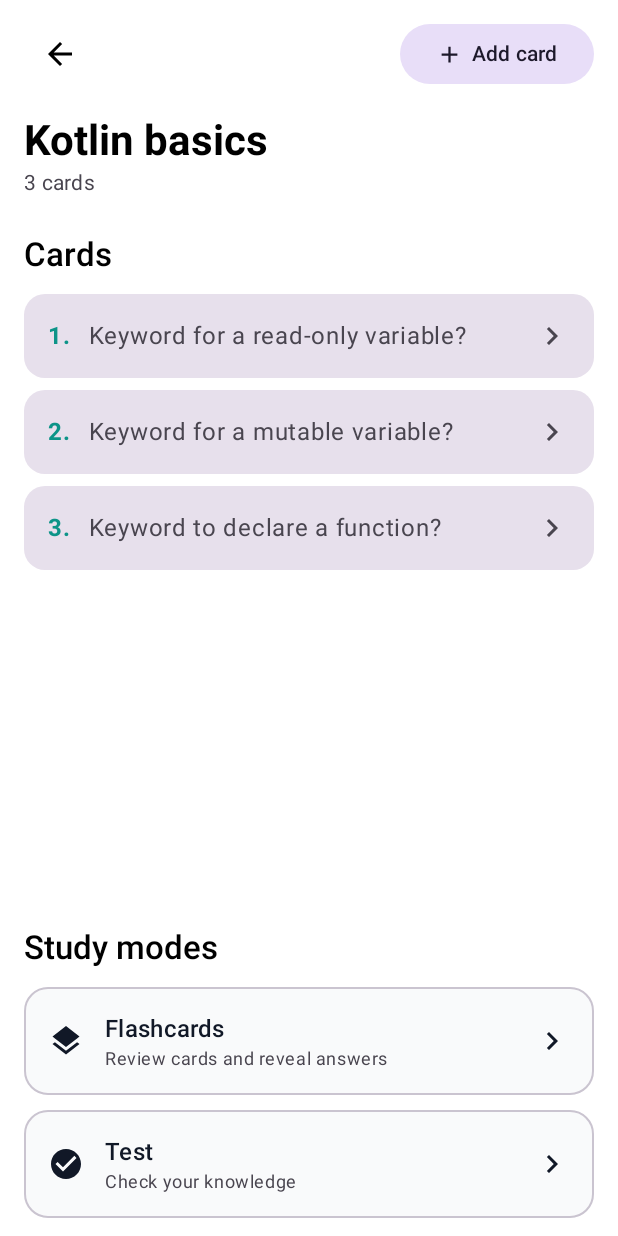
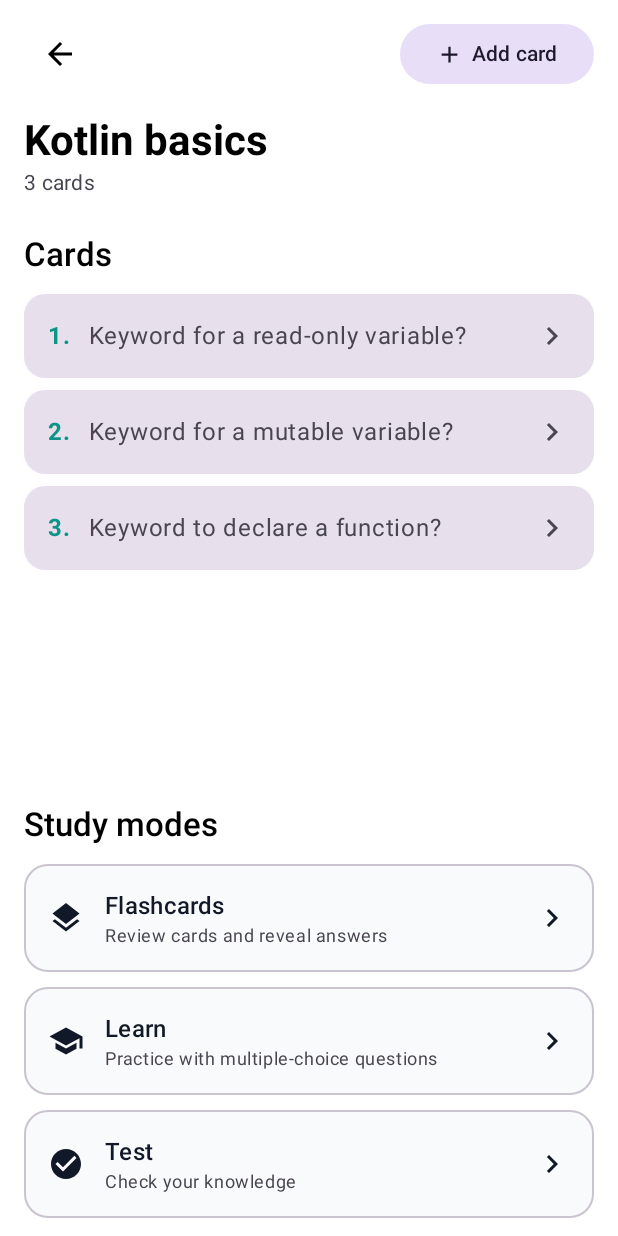
Before and after one commit to Scki7/FlashQuiz, an Android app built with Jetpack Compose: the @Preview function DeckDetailScreenPreview, on a phone screen of 412 x 824 dp. Run offline under Robolectric (Android 15) with nearby library versions, the phone set to English and light mode, and no system bars.

Commit message:
feat: add Learn mode button and connect navigation

```diff
--- a/app/src/main/java/com/example/flashquiz/navigation/AppNavGraph.kt
+++ b/app/src/main/java/com/example/flashquiz/navigation/AppNavGraph.kt
@@ -59,6 +59,9 @@ fun AppNavGraph(
                 onStudy = {
                     viewModel.startFlashcards(deckId)
                     navController.navigate(Screen.Flashcards.createRoute(deckId))
+                },
+                onStartLearn = {
+                    navController.navigate(Screen.Learn.createRoute(deckId))
                 },
                 onStartQuiz = {
                     viewModel.startQuiz(deckId)
--- a/app/src/main/java/com/example/flashquiz/ui/screens/DeckDetailScreen.kt
+++ b/app/src/main/java/com/example/flashquiz/ui/screens/DeckDetailScreen.kt
@@ -28,6 +28,7 @@ fun DeckDetailScreen(
     deck: Deck?,
     onAddCard: () -> Unit,
     onStudy: () -> Unit,
+    onStartLearn: () -> Unit,
     onStartQuiz: () -> Unit,
     onBack: () -> Unit,
     modifier: Modifier = Modifier
@@ -181,6 +182,18 @@ fun DeckDetailScreen(
             )
 
             // Learn mode will be added here later.
+            StudyModeButton(
+                title = "Learn",
+                description = "Practice with multiple-choice questions",
+                icon = {
+                    Icon(
+                        Icons.Default.School,
+                        contentDescription = null
+                    )
+                },
+                onClick = onStartLearn,
+                enabled = deck.cards.isNotEmpty()
+            )
 
             StudyModeButton(
                 title = "Test",
@@ -255,6 +268,7 @@ fun DeckDetailScreenPreview() {
             ),
             onAddCard = {},
             onStudy = {},
+            onStartLearn = {},
             onStartQuiz = {},
             onBack = {}
         )
```
